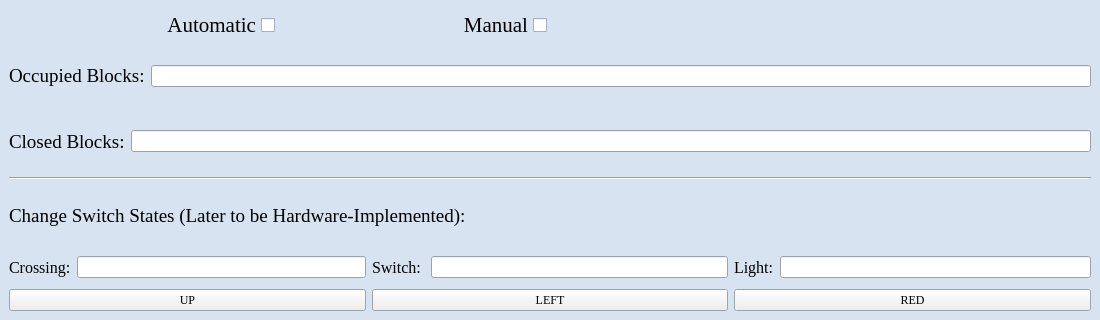
asmithie13/ECE-1140, file Wayside HW/TrackControllerHW_UI.ui: the form before one commit; both pictures show x 0 to 1100 and y 380 to 700 of the 1100 by 700 pixel window.
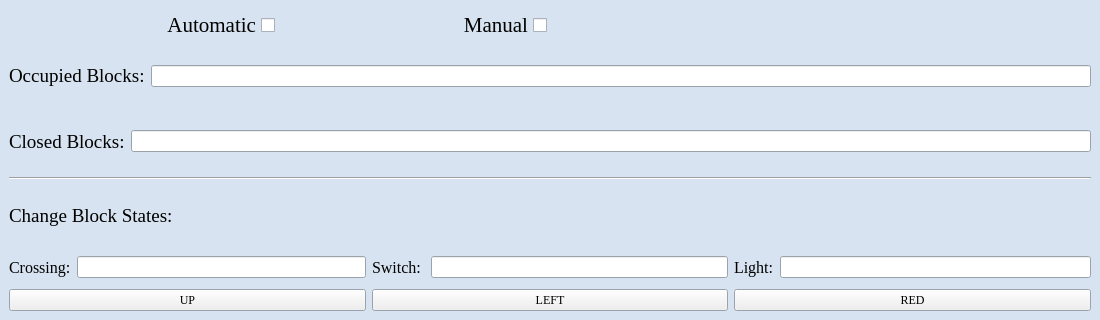
The form after the commit. Icons and pictures are not drawn.

Commit message: final changes to ui and hardware implemented

Diff of the .ui file:
```diff
--- a/Wayside HW/TrackControllerHW_UI.ui
+++ b/Wayside HW/TrackControllerHW_UI.ui
@@ -583,7 +583,7 @@
        </font>
       </property>
       <property name="text">
-       <string>Change Switch States (Later to be Hardware-Implemented):</string>
+       <string>Change Block States:</string>
       </property>
      </widget>
     </item>
```
The commit also changes 2 other files.
